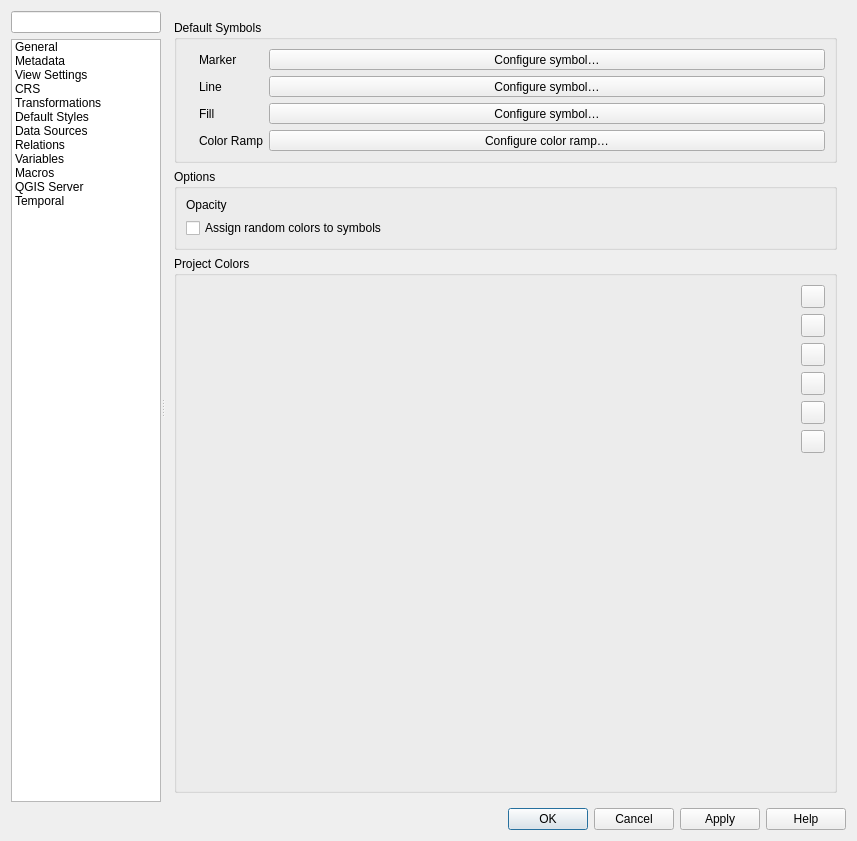
qgis/QGIS, file src/ui/qgsprojectpropertiesbase.ui: the form before one commit.
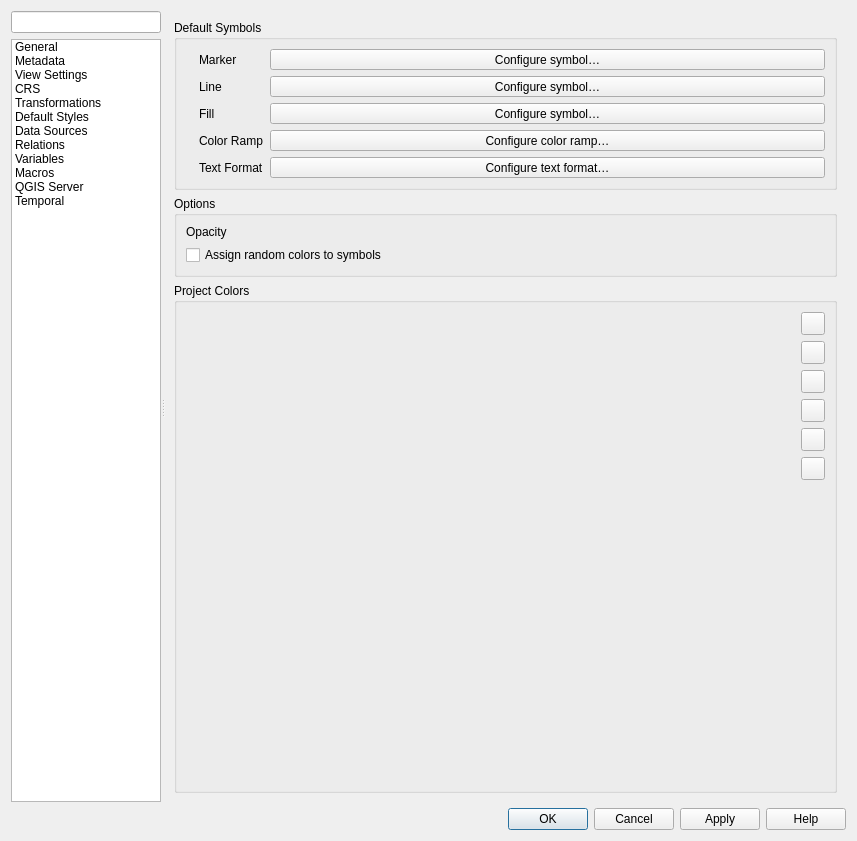
The form after the commit. The open tabs and pages were chosen to show the change. Icons and pictures are not drawn. Custom widgets are drawn as their Qt base class.

Commit message: [feature] Add project default text format styling

What changed in the file:
```diff
--- a/src/ui/qgsprojectpropertiesbase.ui
+++ b/src/ui/qgsprojectpropertiesbase.ui
@@ -1289,6 +1289,45 @@
                     </property>
                    </widget>
                   </item>
+                  <item row="4" column="0">
+                   <widget class="QLabel" name="label_39">
+                    <property name="sizePolicy">
+                     <sizepolicy hsizetype="Fixed" vsizetype="Preferred">
+                      <horstretch>0</horstretch>
+                      <verstretch>0</verstretch>
+                     </sizepolicy>
+                    </property>
+                    <property name="text">
+                     <string/>
+                    </property>
+                    <property name="pixmap">
+                     <pixmap resource="../../images/images.qrc">:/images/themes/default/text.svg</pixmap>
+                    </property>
+                   </widget>
+                  </item>
+                  <item row="4" column="2">
+                   <widget class="QLabel" name="lblStyleTextFormat">
+                    <property name="text">
+                     <string>Text Format</string>
+                    </property>
+                    <property name="margin">
+                     <number>5</number>
+                    </property>
+                   </widget>
+                  </item>
+                  <item row="4" column="4">
+                   <widget class="QgsFontButton" name="mStyleTextFormat">
+                    <property name="sizePolicy">
+                     <sizepolicy hsizetype="Preferred" vsizetype="Fixed">
+                      <horstretch>0</horstretch>
+                      <verstretch>0</verstretch>
+                     </sizepolicy>
+                    </property>
+                    <property name="text">
+                     <string>Configure text format…</string>
+                    </property>
+                   </widget>
+                  </item>
                  </layout>
                 </widget>
                </item>
@@ -3316,6 +3355,11 @@
    <header>qgscolorrampbutton.h</header>
    <container>1</container>
   </customwidget>
+  <customwidget>
+   <class>QgsFontButton</class>
+   <extends>QToolButton</extends>
+   <header>qgsfontbutton.h</header>
+  </customwidget>
  </customwidgets>
  <tabstops>
   <tabstop>mSearchLineEdit</tabstop>
```
The commit also changes 2 other files.
